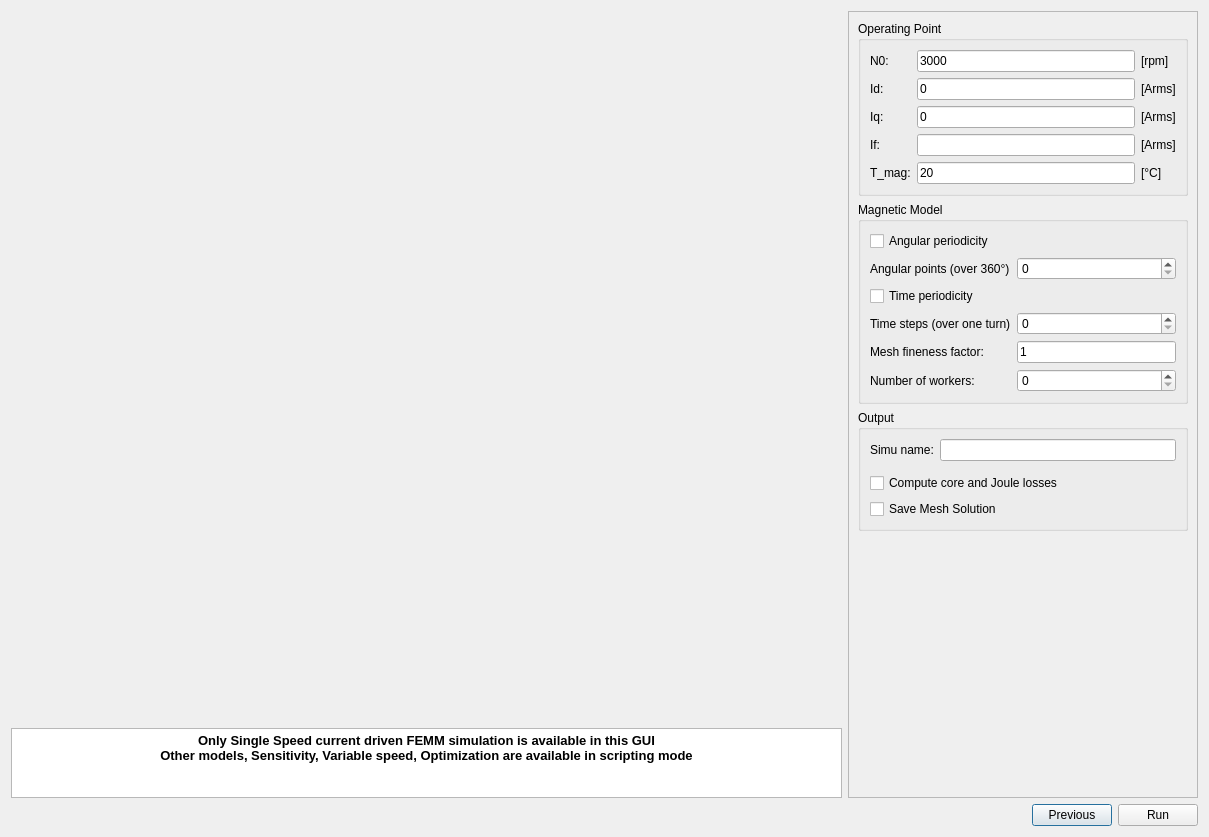
Eomys/pyleecan, file pyleecan/GUI/Dialog/DMachineSetup/SSimu/SSimu.ui: the form before one commit.
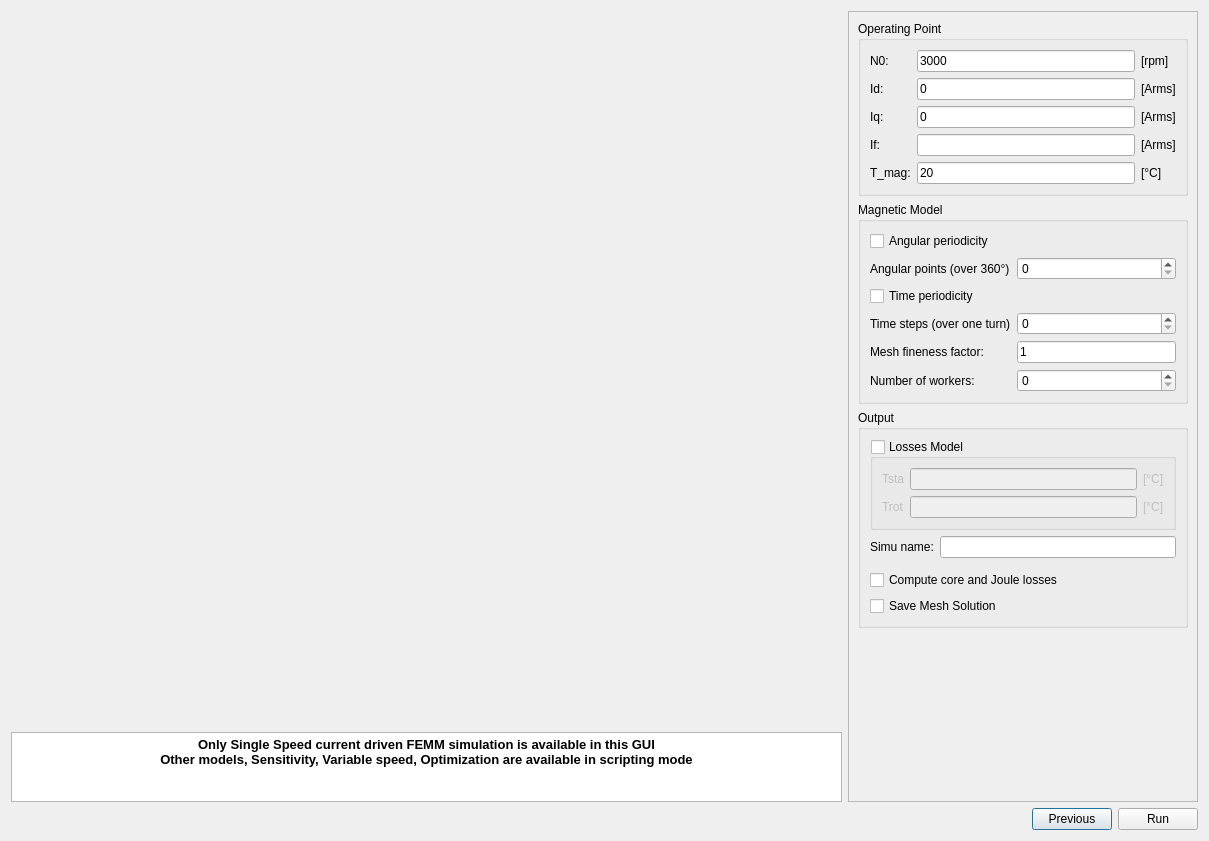
The form after the commit. Custom widgets are drawn as their Qt base class.

Commit message: [WP] correction GUI, and modification file plot_losses to save graph of loss

The edit to the form file:
```diff
--- a/pyleecan/GUI/Dialog/DMachineSetup/SSimu/SSimu.ui
+++ b/pyleecan/GUI/Dialog/DMachineSetup/SSimu/SSimu.ui
@@ -7,7 +7,7 @@
     <x>0</x>
     <y>0</y>
     <width>1209</width>
-    <height>837</height>
+    <height>841</height>
    </rect>
   </property>
   <property name="minimumSize">
@@ -55,7 +55,7 @@
           <string>&lt;!DOCTYPE HTML PUBLIC &quot;-//W3C//DTD HTML 4.0//EN&quot; &quot;http://www.w3.org/TR/REC-html40/strict.dtd&quot;&gt;
 &lt;html&gt;&lt;head&gt;&lt;meta name=&quot;qrichtext&quot; content=&quot;1&quot; /&gt;&lt;style type=&quot;text/css&quot;&gt;
 p, li { white-space: pre-wrap; }
-&lt;/style&gt;&lt;/head&gt;&lt;body style=&quot; font-family:'MS Shell Dlg 2'; font-size:7.8pt; font-weight:400; font-style:normal;&quot;&gt;
+&lt;/style&gt;&lt;/head&gt;&lt;body style=&quot; font-family:'MS Shell Dlg 2'; font-size:8.15094pt; font-weight:400; font-style:normal;&quot;&gt;
 &lt;p align=&quot;center&quot; style=&quot; margin-top:0px; margin-bottom:0px; margin-left:0px; margin-right:0px; -qt-block-indent:0; text-indent:0px;&quot;&gt;&lt;span style=&quot; font-size:10pt; font-weight:600;&quot;&gt;Only Single Speed current driven FEMM simulation is available in this GUI&lt;/span&gt;&lt;/p&gt;
 &lt;p align=&quot;center&quot; style=&quot; margin-top:0px; margin-bottom:0px; margin-left:0px; margin-right:0px; -qt-block-indent:0; text-indent:0px;&quot;&gt;&lt;span style=&quot; font-size:10pt; font-weight:600;&quot;&gt;Other models, Sensitivity, Variable speed, Optimization are available in scripting mode&lt;/span&gt;&lt;/p&gt;&lt;/body&gt;&lt;/html&gt;</string>
          </property>
@@ -89,7 +89,7 @@
           <x>0</x>
           <y>0</y>
           <width>348</width>
-          <height>774</height>
+          <height>786</height>
          </rect>
         </property>
         <layout class="QVBoxLayout" name="verticalLayout_2">
@@ -442,6 +442,63 @@
             <string>Output</string>
            </property>
            <layout class="QVBoxLayout" name="verticalLayout">
+            <item>
+             <widget class="QGroupBox" name="g_losses_model">
+              <property name="title">
+               <string>Losses Model</string>
+              </property>
+              <property name="checkable">
+               <bool>true</bool>
+              </property>
+              <property name="checked">
+               <bool>false</bool>
+              </property>
+              <layout class="QGridLayout" name="gridLayout_3">
+               <item row="0" column="2">
+                <widget class="QLabel" name="unit_Tsta">
+                 <property name="text">
+                  <string>[°C]</string>
+                 </property>
+                </widget>
+               </item>
+               <item row="1" column="1">
+                <widget class="FloatEdit" name="lf_Trot">
+                 <property name="toolTip">
+                  <string>Rotor temperature</string>
+                 </property>
+                </widget>
+               </item>
+               <item row="0" column="1">
+                <widget class="FloatEdit" name="lf_Tsta">
+                 <property name="toolTip">
+                  <string>Stator temperature</string>
+                 </property>
+                </widget>
+               </item>
+               <item row="0" column="0">
+                <widget class="QLabel" name="in_Tsta">
+                 <property name="text">
+                  <string>Tsta</string>
+                 </property>
+                </widget>
+               </item>
+               <item row="1" column="0">
+                <widget class="QLabel" name="in_Trot">
+                 <property name="text">
+                  <string>Trot</string>
+                 </property>
+                </widget>
+               </item>
+               <item row="1" column="2">
+                <widget class="QLabel" name="unit_Trot">
+                 <property name="text">
+                  <string>[°C]</string>
+                 </property>
+                </widget>
+               </item>
+              </layout>
+             </widget>
+            </item>
             <item>
              <layout class="QHBoxLayout" name="horizontalLayout_2">
               <item>
```
The commit also changes 5 other files.
